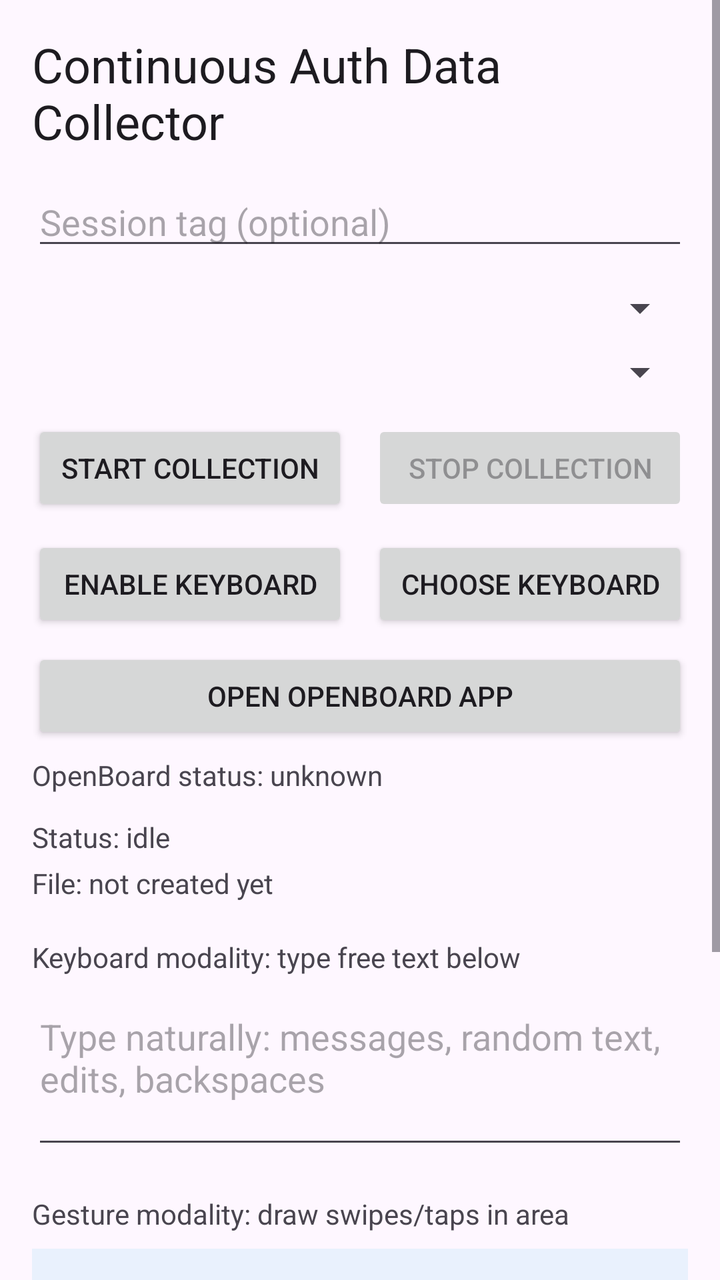
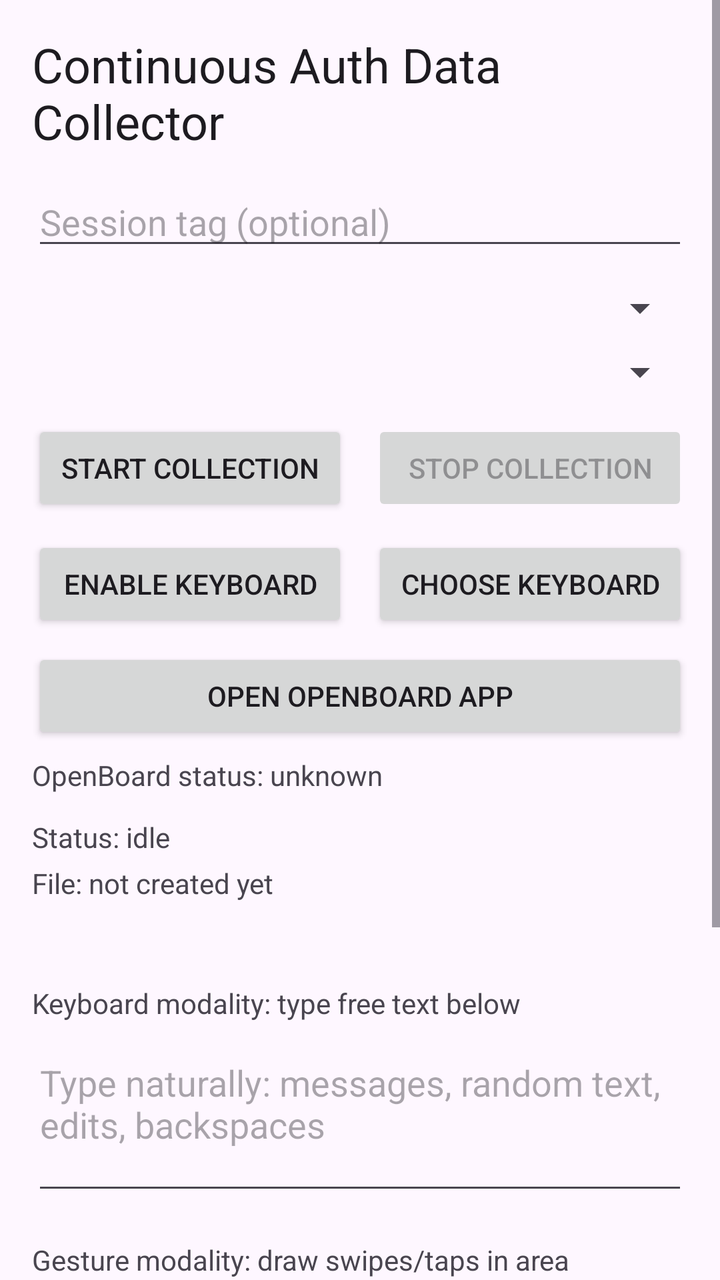

Two renders of the same Android screen: before a commit and after it. Below are the layout's source before the change and the commit's diff.
<!-- AndroidManifest.xml: application theme Theme.ContinuousAuthApp -->
<!-- res/layout/activity_main.xml -->
<?xml version="1.0" encoding="utf-8"?>
<androidx.constraintlayout.widget.ConstraintLayout xmlns:android="http://schemas.android.com/apk/res/android"
    xmlns:app="http://schemas.android.com/apk/res-auto"
    xmlns:tools="http://schemas.android.com/tools"
    android:id="@+id/main"
    android:layout_width="match_parent"
    android:layout_height="match_parent"
    tools:context=".MainActivity">

    <ScrollView
        android:layout_width="0dp"
        android:layout_height="0dp"
        app:layout_constraintBottom_toBottomOf="parent"
        app:layout_constraintEnd_toEndOf="parent"
        app:layout_constraintStart_toStartOf="parent"
        app:layout_constraintTop_toTopOf="parent">

        <LinearLayout
            android:layout_width="match_parent"
            android:layout_height="wrap_content"
            android:orientation="vertical"
            android:padding="16dp">

            <TextView
                android:layout_width="match_parent"
                android:layout_height="wrap_content"
                android:text="@string/collector_title"
                android:textAppearance="@style/TextAppearance.AppCompat.Headline" />

            <EditText
                android:id="@+id/sessionTagInput"
                android:layout_width="match_parent"
                android:layout_height="wrap_content"
                android:layout_marginTop="12dp"
                android:hint="@string/session_tag_hint"
                android:inputType="textNoSuggestions" />

            <Spinner
                android:id="@+id/userTypeSpinner"
                android:layout_width="match_parent"
                android:layout_height="wrap_content"
                android:layout_marginTop="12dp" />

            <Spinner
                android:id="@+id/scenarioSpinner"
                android:layout_width="match_parent"
                android:layout_height="wrap_content"
                android:layout_marginTop="8dp" />

            <LinearLayout
                android:layout_width="match_parent"
                android:layout_height="wrap_content"
                android:layout_marginTop="12dp"
                android:orientation="horizontal">

                <Button
                    android:id="@+id/startButton"
                    android:layout_width="0dp"
                    android:layout_height="wrap_content"
                    android:layout_weight="1"
                    android:text="@string/start_collection" />

                <Button
                    android:id="@+id/stopButton"
                    android:layout_width="0dp"
                    android:layout_height="wrap_content"
                    android:layout_marginStart="12dp"
                    android:layout_weight="1"
                    android:enabled="false"
                    android:text="@string/stop_collection" />
            </LinearLayout>

            <LinearLayout
                android:layout_width="match_parent"
                android:layout_height="wrap_content"
                android:layout_marginTop="10dp"
                android:orientation="horizontal">

                <Button
                    android:id="@+id/openImeSettingsButton"
                    android:layout_width="0dp"
                    android:layout_height="wrap_content"
                    android:layout_weight="1"
                    android:text="@string/open_ime_settings" />

                <Button
                    android:id="@+id/showImePickerButton"
                    android:layout_width="0dp"
                    android:layout_height="wrap_content"
                    android:layout_marginStart="12dp"
                    android:layout_weight="1"
                    android:text="@string/show_ime_picker" />
            </LinearLayout>

            <Button
                android:id="@+id/openOpenBoardButton"
                android:layout_width="match_parent"
                android:layout_height="wrap_content"
                android:layout_marginTop="8dp"
                android:text="@string/open_openboard_app" />

            <TextView
                android:id="@+id/openboardStatusText"
                android:layout_width="match_parent"
                android:layout_height="wrap_content"
                android:layout_marginTop="6dp"
                android:text="@string/openboard_status_unknown" />

            <TextView
                android:id="@+id/statusText"
                android:layout_width="match_parent"
                android:layout_height="wrap_content"
                android:layout_marginTop="12dp"
                android:text="@string/status_idle" />

            <TextView
                android:id="@+id/filePathText"
                android:layout_width="match_parent"
                android:layout_height="wrap_content"
                android:layout_marginTop="4dp"
                android:text="@string/no_file_yet" />

            <TextView
                android:layout_width="match_parent"
                android:layout_height="wrap_content"
                android:layout_marginTop="18dp"
                android:text="@string/typing_prompt" />

            <EditText
                android:id="@+id/typingEditText"
                android:layout_width="match_parent"
                android:layout_height="wrap_content"
                android:layout_marginTop="8dp"
                android:gravity="top|start"
                android:hint="@string/typing_hint"
                android:imeOptions="actionDone"
                android:inputType="textMultiLine"
                android:minLines="3" />

            <TextView
                android:layout_width="match_parent"
                android:layout_height="wrap_content"
                android:layout_marginTop="18dp"
                android:text="@string/gesture_prompt" />

            <FrameLayout
                android:id="@+id/touchArea"
                android:layout_width="match_parent"
                android:layout_height="220dp"
                android:layout_marginTop="8dp"
                android:background="#1A33B5E5">

                <TextView
                    android:layout_width="match_parent"
                    android:layout_height="match_parent"
                    android:gravity="center"
                    android:text="@string/gesture_area_hint"
                    android:textAlignment="center" />
            </FrameLayout>
        </LinearLayout>
    </ScrollView>

</androidx.constraintlayout.widget.ConstraintLayout>
<!-- resources referenced by this layout -->
<resources>
  <string name="collector_title">Continuous Auth Data Collector</string>
  <string name="gesture_area_hint">Touch here to collect gesture dynamics</string>
  <string name="gesture_prompt">Gesture modality: draw swipes/taps in area</string>
  <string name="no_file_yet">File: not created yet</string>
  <string name="open_ime_settings">Enable keyboard</string>
  <string name="open_openboard_app">Open OpenBoard app</string>
  <string name="openboard_status_unknown">OpenBoard status: unknown</string>
  <string name="session_tag_hint">Session tag (optional)</string>
  <string name="show_ime_picker">Choose keyboard</string>
  <string name="start_collection">Start collection</string>
  <string name="status_idle">Status: idle</string>
  <string name="stop_collection">Stop collection</string>
  <string name="typing_hint">Type naturally: messages, random text, edits, backspaces</string>
  <string name="typing_prompt">Keyboard modality: type free text below</string>
  <style name="Theme.ContinuousAuthApp" parent="Base.Theme.ContinuousAuthApp" />
  <style name="Base.Theme.ContinuousAuthApp" parent="Theme.Material3.DayNight.NoActionBar">
          
          
      </style>
</resources>

<!-- the commit's change to res/layout/activity_main.xml (unified diff, before → after) -->
@@ -1,5 +1,6 @@
 <?xml version="1.0" encoding="utf-8"?>
-<androidx.constraintlayout.widget.ConstraintLayout xmlns:android="http://schemas.android.com/apk/res/android"
+<androidx.constraintlayout.widget.ConstraintLayout
+    xmlns:android="http://schemas.android.com/apk/res/android"
     xmlns:app="http://schemas.android.com/apk/res-auto"
     xmlns:tools="http://schemas.android.com/tools"
     android:id="@+id/main"
@@ -120,6 +121,16 @@
                 android:layout_marginTop="4dp"
                 android:text="@string/no_file_yet" />
 
+            
+            <TextView
+                android:id="@+id/decisionText"
+                android:layout_width="match_parent"
+                android:layout_height="wrap_content"
+                android:layout_marginTop="4dp"
+                android:textStyle="bold"
+                android:textColor="#1565C0"
+                android:text="" />
+
             <TextView
                 android:layout_width="match_parent"
                 android:layout_height="wrap_content"
@@ -157,6 +168,7 @@
                     android:text="@string/gesture_area_hint"
                     android:textAlignment="center" />
             </FrameLayout>
+
         </LinearLayout>
     </ScrollView>
 
